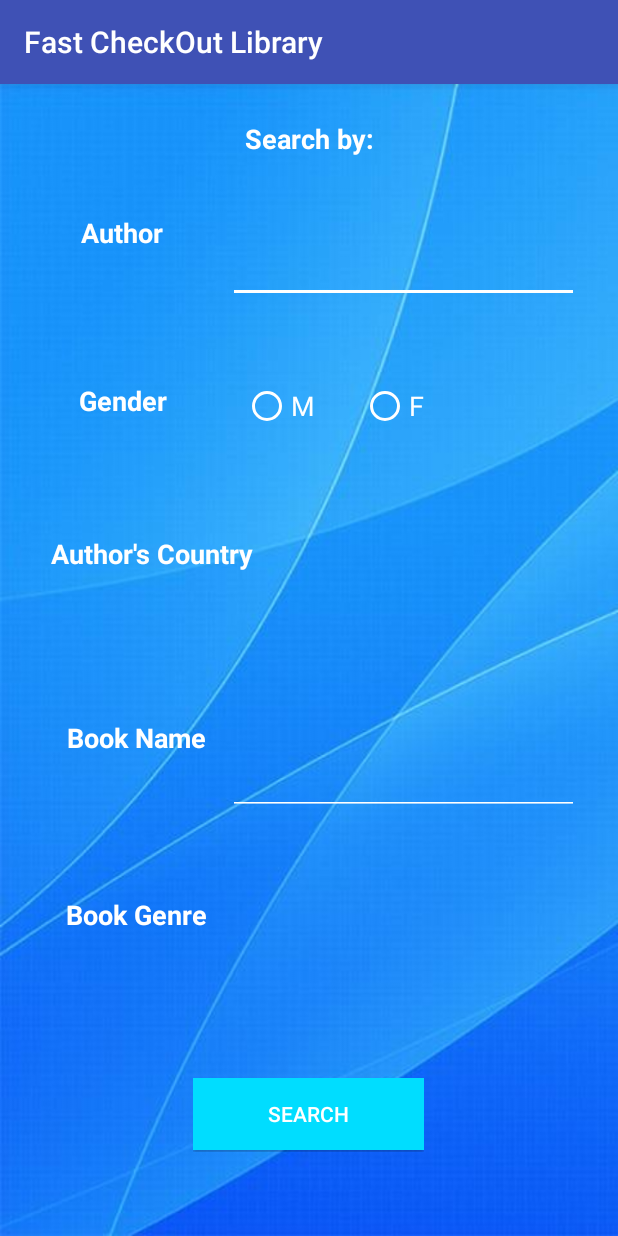
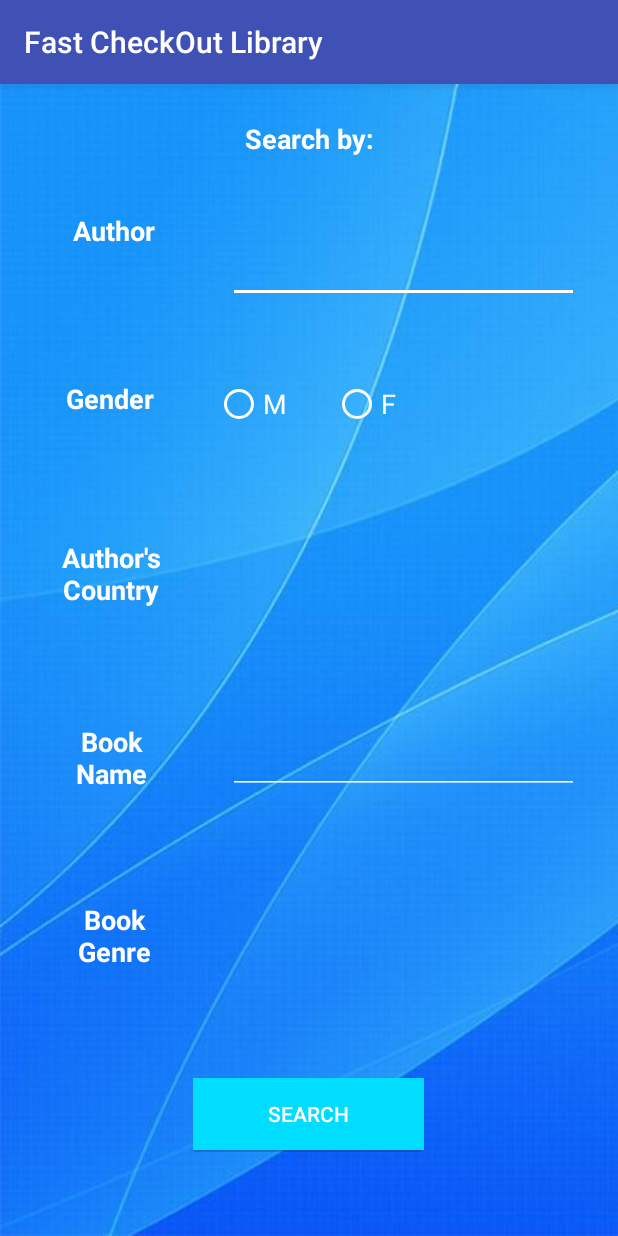
Before and after one commit to akarina1390/FastCheckOutLibrary, an Android app: the BookSearch screen opened directly, with no data from a screen before it, on a phone screen of 412 x 824 dp. Run offline under Robolectric (Android 15) with nearby library versions, the phone set to English and light mode, and no system bars.

Commit message:
UI Fast Checkout Library

```diff
--- a/app/src/main/res/layout/activity_administrator_view.xml
+++ b/app/src/main/res/layout/activity_administrator_view.xml
@@ -26,7 +26,7 @@
             android:layout_weight="1"
             android:background="@android:color/white"
             android:backgroundTint="@android:color/holo_blue_bright"
-            android:text="Create a New Adm"
+            android:text="Create New User"
             android:textColor="@android:color/white"
             tools:layout_editor_absoluteX="148dp"
             tools:layout_editor_absoluteY="368dp" />
@@ -72,7 +72,7 @@
             android:layout_weight="1"
             android:background="@android:color/white"
             android:backgroundTint="@android:color/holo_blue_bright"
-            android:text="Insert a new Book"
+            android:text="Insert new Book"
             android:textColor="@android:color/white"
             tools:layout_editor_absoluteX="148dp"
             tools:layout_editor_absoluteY="368dp" />
@@ -95,7 +95,7 @@
             android:layout_weight="1"
             android:background="@android:color/white"
             android:backgroundTint="@android:color/holo_blue_bright"
-            android:text="Insert a new Author"
+            android:text="Insert new Author"
             android:textColor="@android:color/white"
             tools:layout_editor_absoluteX="148dp"
             tools:layout_editor_absoluteY="368dp" />
--- a/app/src/main/res/layout/activity_book_search.xml
+++ b/app/src/main/res/layout/activity_book_search.xml
@@ -32,15 +32,15 @@
     </LinearLayout>
 
     <LinearLayout
-        android:layout_width="97dp"
-        android:layout_height="27dp"
+        android:layout_width="88dp"
+        android:layout_height="26dp"
         android:orientation="horizontal"
         app:layout_constraintBottom_toBottomOf="parent"
-        app:layout_constraintHorizontal_bias="0.101"
+        app:layout_constraintHorizontal_bias="0.097"
         app:layout_constraintLeft_toLeftOf="parent"
         app:layout_constraintRight_toRightOf="parent"
         app:layout_constraintTop_toTopOf="parent"
-        app:layout_constraintVertical_bias="0.117">
+        app:layout_constraintVertical_bias="0.115">
 
         <TextView
             android:id="@+id/textViewSearchAuthor"
@@ -81,15 +81,15 @@
     </LinearLayout>
 
     <LinearLayout
-        android:layout_width="100dp"
-        android:layout_height="31dp"
+        android:layout_width="84dp"
+        android:layout_height="33dp"
         android:orientation="horizontal"
         app:layout_constraintBottom_toBottomOf="parent"
-        app:layout_constraintHorizontal_bias="0.102"
+        app:layout_constraintHorizontal_bias="0.096"
         app:layout_constraintLeft_toLeftOf="parent"
         app:layout_constraintRight_toRightOf="parent"
         app:layout_constraintTop_toTopOf="parent"
-        app:layout_constraintVertical_bias="0.27">
+        app:layout_constraintVertical_bias="0.269">
 
         <TextView
             android:id="@+id/textViewSearchGender"
@@ -110,11 +110,11 @@
         android:layout_height="33dp"
         android:orientation="horizontal"
         app:layout_constraintBottom_toBottomOf="parent"
-        app:layout_constraintHorizontal_bias="0.635"
+        app:layout_constraintHorizontal_bias="0.563"
         app:layout_constraintLeft_toLeftOf="parent"
         app:layout_constraintRight_toRightOf="parent"
         app:layout_constraintTop_toTopOf="parent"
-        app:layout_constraintVertical_bias="0.27"
+        app:layout_constraintVertical_bias="0.269"
         android:id="@+id/linearLayout">
 
         <RadioButton
@@ -143,21 +143,20 @@
     </LinearLayout>
 
     <LinearLayout
-        android:layout_width="137dp"
-        android:layout_height="24dp"
+        android:layout_width="86dp"
+        android:layout_height="51dp"
         android:orientation="horizontal"
         app:layout_constraintBottom_toBottomOf="parent"
-        app:layout_constraintHorizontal_bias="0.118"
+        app:layout_constraintHorizontal_bias="0.097"
         app:layout_constraintLeft_toLeftOf="parent"
         app:layout_constraintRight_toRightOf="parent"
         app:layout_constraintTop_toTopOf="parent"
-        app:layout_constraintVertical_bias="0.404">
+        app:layout_constraintVertical_bias="0.423">
 
         <TextView
             android:id="@+id/textViewSearchCountry"
-            android:layout_width="wrap_content"
+            android:layout_width="85dp"
             android:layout_height="wrap_content"
-            android:layout_weight="1"
             android:text="Author's Country"
             android:textAlignment="center"
             android:textColor="@android:color/white"
@@ -191,15 +190,15 @@
     </LinearLayout>
 
     <LinearLayout
-        android:layout_width="117dp"
-        android:layout_height="31dp"
+        android:layout_width="85dp"
+        android:layout_height="49dp"
         android:orientation="horizontal"
         app:layout_constraintBottom_toBottomOf="parent"
-        app:layout_constraintHorizontal_bias="0.108"
+        app:layout_constraintHorizontal_bias="0.096"
         app:layout_constraintLeft_toLeftOf="parent"
         app:layout_constraintRight_toRightOf="parent"
         app:layout_constraintTop_toTopOf="parent"
-        app:layout_constraintVertical_bias="0.575">
+        app:layout_constraintVertical_bias="0.593">
 
         <TextView
             android:id="@+id/textViewSearchBook"
@@ -228,27 +227,28 @@
 
         <EditText
             android:id="@+id/editTextSearchInputBookName"
-            android:layout_width="match_parent"
-            android:layout_height="match_parent"
+            android:layout_width="230dp"
+            android:layout_height="44dp"
+            android:layout_weight="1"
             android:backgroundTint="@android:color/white"
             android:inputType="textCapSentences|textAutoCorrect|textAutoComplete|textMultiLine"
             android:singleLine="false"
             android:textAlignment="viewStart"
             android:textColor="@android:color/white"
-            tools:layout_editor_absoluteX="8dp"
-            tools:layout_editor_absoluteY="18dp" />
+            tools:layout_editor_absoluteX="129dp"
+            tools:layout_editor_absoluteY="283dp" />
     </LinearLayout>
 
     <LinearLayout
-        android:layout_width="117dp"
-        android:layout_height="31dp"
+        android:layout_width="89dp"
+        android:layout_height="47dp"
         android:orientation="horizontal"
         app:layout_constraintBottom_toBottomOf="parent"
-        app:layout_constraintHorizontal_bias="0.108"
+        app:layout_constraintHorizontal_bias="0.098"
         app:layout_constraintLeft_toLeftOf="parent"
         app:layout_constraintRight_toRightOf="parent"
         app:layout_constraintTop_toTopOf="parent"
-        app:layout_constraintVertical_bias="0.735">
+        app:layout_constraintVertical_bias="0.756">
 
         <TextView
             android:id="@+id/textViewSearchGenre"
--- a/app/src/main/res/layout/activity_list_of_books_results.xml
+++ b/app/src/main/res/layout/activity_list_of_books_results.xml
@@ -8,8 +8,8 @@
     android:background="@drawable/background_blue">
 
     <LinearLayout
-        android:layout_width="352dp"
-        android:layout_height="61dp"
+        android:layout_width="379dp"
+        android:layout_height="52dp"
         android:orientation="horizontal"
         app:layout_constraintBottom_toBottomOf="parent"
         app:layout_constraintLeft_toLeftOf="parent"
--- a/app/src/main/res/layout/activity_new_user_account.xml
+++ b/app/src/main/res/layout/activity_new_user_account.xml
@@ -292,7 +292,7 @@
                    android:layout_weight="1"
                    android:background="@android:color/white"
                    android:backgroundTint="@android:color/holo_blue_bright"
-                   android:text="Create a New User"
+                   android:text="Create New User"
                    android:textColor="@android:color/white"
                    tools:layout_editor_absoluteX="148dp"
                    tools:layout_editor_absoluteY="368dp" />
```
